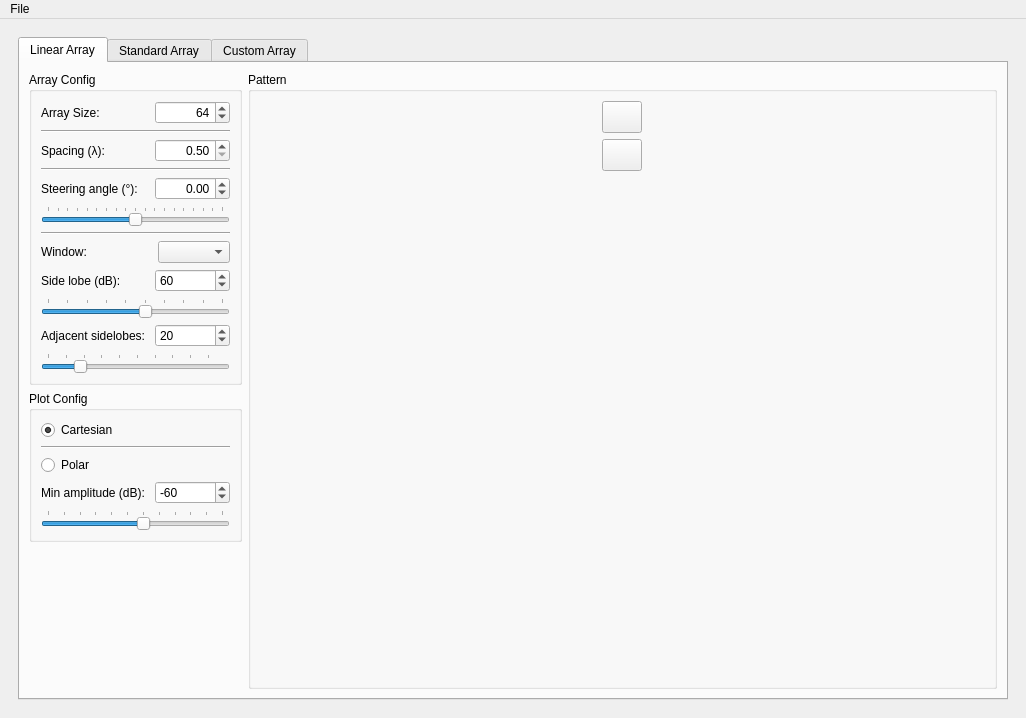
rookiepeng/antenna-array-analysis, file ui_array_analysis.ui: the form before one commit.
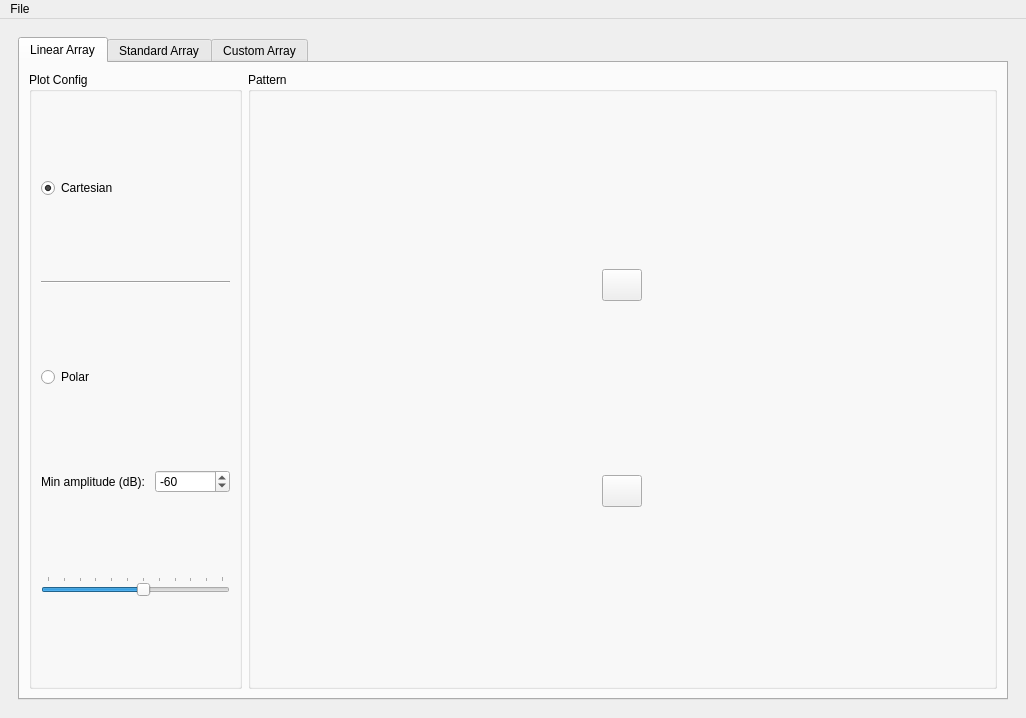
The form after the commit. The open tabs and pages were chosen to show the change. Icons and pictures are not drawn.

```diff
--- a/ui_array_analysis.ui
+++ b/ui_array_analysis.ui
@@ -47,377 +47,6 @@
        <layout class="QHBoxLayout" name="horizontalLayout_9">
         <item>
          <layout class="QVBoxLayout" name="verticalLayout_3">
-          <item>
-           <widget class="QGroupBox" name="groupBox">
-            <property name="enabled">
-             <bool>true</bool>
-            </property>
-            <property name="sizePolicy">
-             <sizepolicy hsizetype="Preferred" vsizetype="Preferred">
-              <horstretch>1</horstretch>
-              <verstretch>0</verstretch>
-             </sizepolicy>
-            </property>
-            <property name="title">
-             <string>Array Config</string>
-            </property>
-            <property name="flat">
-             <bool>false</bool>
-            </property>
-            <layout class="QVBoxLayout" name="verticalLayout">
-             <item>
-              <layout class="QHBoxLayout" name="horizontalLayout_3">
-               <item>
-                <widget class="QLabel" name="label">
-                 <property name="text">
-                  <string>Array Size:</string>
-                 </property>
-                </widget>
-               </item>
-               <item>
-                <spacer name="horizontalSpacer_2">
-                 <property name="orientation">
-                  <enum>Qt::Horizontal</enum>
-                 </property>
-                 <property name="sizeHint" stdset="0">
-                  <size>
-                   <width>0</width>
-                   <height>0</height>
-                  </size>
-                 </property>
-                </spacer>
-               </item>
-               <item>
-                <widget class="QSpinBox" name="spinBox_ArraySize">
-                 <property name="sizePolicy">
-                  <sizepolicy hsizetype="Minimum" vsizetype="Fixed">
-                   <horstretch>0</horstretch>
-                   <verstretch>0</verstretch>
-                  </sizepolicy>
-                 </property>
-                 <property name="minimumSize">
-                  <size>
-                   <width>75</width>
-                   <height>0</height>
-                  </size>
-                 </property>
-                 <property name="alignment">
-                  <set>Qt::AlignRight|Qt::AlignTrailing|Qt::AlignVCenter</set>
-                 </property>
-                 <property name="minimum">
-                  <number>1</number>
-                 </property>
-                 <property name="maximum">
-                  <number>1024</number>
-                 </property>
-                 <property name="value">
-                  <number>64</number>
-                 </property>
-                </widget>
-               </item>
-              </layout>
-             </item>
-             <item>
-              <widget class="Line" name="line">
-               <property name="orientation">
-                <enum>Qt::Horizontal</enum>
-               </property>
-              </widget>
-             </item>
-             <item>
-              <layout class="QHBoxLayout" name="horizontalLayout_4">
-               <item>
-                <widget class="QLabel" name="label_2">
-                 <property name="text">
-                  <string>Spacing (λ):</string>
-                 </property>
-                </widget>
-               </item>
-               <item>
-                <spacer name="horizontalSpacer_3">
-                 <property name="orientation">
-                  <enum>Qt::Horizontal</enum>
-                 </property>
-                 <property name="sizeHint" stdset="0">
-                  <size>
-                   <width>0</width>
-                   <height>0</height>
-                  </size>
-                 </property>
-                </spacer>
-               </item>
-               <item>
-                <widget class="QDoubleSpinBox" name="doubleSpinBox_Spacing">
-                 <property name="minimumSize">
-                  <size>
-                   <width>75</width>
-                   <height>0</height>
-                  </size>
-                 </property>
-                 <property name="alignment">
-                  <set>Qt::AlignRight|Qt::AlignTrailing|Qt::AlignVCenter</set>
-                 </property>
-                 <property name="minimum">
-                  <double>0.500000000000000</double>
-                 </property>
-                 <property name="maximum">
-                  <double>50.000000000000000</double>
-                 </property>
-                 <property name="singleStep">
-                  <double>0.500000000000000</double>
-                 </property>
-                </widget>
-               </item>
-              </layout>
-             </item>
-             <item>
-              <widget class="Line" name="line_2">
-               <property name="orientation">
-                <enum>Qt::Horizontal</enum>
-               </property>
-              </widget>
-             </item>
-             <item>
-              <layout class="QHBoxLayout" name="horizontalLayout">
-               <item>
-                <widget class="QLabel" name="label_3">
-                 <property name="text">
-                  <string>Steering angle (°):</string>
-                 </property>
-                </widget>
-               </item>
-               <item>
-                <spacer name="horizontalSpacer">
-                 <property name="orientation">
-                  <enum>Qt::Horizontal</enum>
-                 </property>
-                 <property name="sizeHint" stdset="0">
-                  <size>
-                   <width>0</width>
-                   <height>0</height>
-                  </size>
-                 </property>
-                </spacer>
-               </item>
-               <item>
-                <widget class="QDoubleSpinBox" name="doubleSpinBox_SteeringAngle">
-                 <property name="minimumSize">
-                  <size>
-                   <width>75</width>
-                   <height>0</height>
-                  </size>
-                 </property>
-                 <property name="alignment">
-                  <set>Qt::AlignRight|Qt::AlignTrailing|Qt::AlignVCenter</set>
-                 </property>
-                 <property name="decimals">
-                  <number>2</number>
-                 </property>
-                 <property name="minimum">
-                  <double>-90.000000000000000</double>
-                 </property>
-                 <property name="maximum">
-                  <double>90.000000000000000</double>
-                 </property>
-                 <property name="singleStep">
-                  <double>1.000000000000000</double>
-                 </property>
-                 <property name="value">
-                  <double>0.000000000000000</double>
-                 </property>
-                </widget>
-               </item>
-              </layout>
-             </item>
-             <item>
-              <widget class="QSlider" name="horizontalSlider_SteeringAngle">
-               <property name="minimum">
-                <number>-900</number>
-               </property>
-               <property name="maximum">
-                <number>900</number>
-               </property>
-               <property name="singleStep">
-                <number>10</number>
-               </property>
-               <property name="orientation">
-                <enum>Qt::Horizontal</enum>
-               </property>
-               <property name="tickPosition">
-                <enum>QSlider::TicksAbove</enum>
-               </property>
-               <property name="tickInterval">
-                <number>100</number>
-               </property>
-              </widget>
-             </item>
-             <item>
-              <widget class="Line" name="line_4">
-               <property name="orientation">
-                <enum>Qt::Horizontal</enum>
-               </property>
-              </widget>
-             </item>
-             <item>
-              <layout class="QHBoxLayout" name="horizontalLayout_6">
-               <item>
-                <widget class="QLabel" name="label_4">
-                 <property name="text">
-                  <string>Window:</string>
-                 </property>
-                </widget>
-               </item>
-               <item>
-                <spacer name="horizontalSpacer_5">
-                 <property name="orientation">
-                  <enum>Qt::Horizontal</enum>
-                 </property>
-                 <property name="sizeHint" stdset="0">
-                  <size>
-                   <width>0</width>
-                   <height>0</height>
-                  </size>
-                 </property>
-                </spacer>
-               </item>
-               <item>
-                <widget class="QComboBox" name="comboBox_Window"/>
-               </item>
-              </layout>
-             </item>
-             <item>
-              <layout class="QHBoxLayout" name="horizontalLayout_7">
-               <item>
-                <widget class="QLabel" name="label_SLL">
-                 <property name="text">
-                  <string>Side lobe (dB):</string>
-                 </property>
-                </widget>
-               </item>
-               <item>
-                <spacer name="horizontalSpacer_6">
-                 <property name="orientation">
-                  <enum>Qt::Horizontal</enum>
-                 </property>
-                 <property name="sizeHint" stdset="0">
-                  <size>
-                   <width>0</width>
-                   <height>0</height>
-                  </size>
-                 </property>
-                </spacer>
-               </item>
-               <item>
-                <widget class="QSpinBox" name="spinBox_SLL">
-                 <property name="minimumSize">
-                  <size>
-                   <width>75</width>
-                   <height>0</height>
-                  </size>
-                 </property>
-                 <property name="sizeIncrement">
-                  <size>
-                   <width>0</width>
-                   <height>0</height>
-                  </size>
-                 </property>
-                 <property name="minimum">
-                  <number>10</number>
-                 </property>
-                 <property name="maximum">
-                  <number>100</number>
-                 </property>
-                 <property name="value">
-                  <number>60</number>
-                 </property>
-                </widget>
-               </item>
-              </layout>
-             </item>
-             <item>
-              <widget class="QSlider" name="horizontalSlider_SLL">
-               <property name="minimum">
-                <number>10</number>
-               </property>
-               <property name="maximum">
-                <number>100</number>
-               </property>
-               <property name="sliderPosition">
-                <number>60</number>
-               </property>
-               <property name="orientation">
-                <enum>Qt::Horizontal</enum>
-               </property>
-               <property name="tickPosition">
-                <enum>QSlider::TicksAbove</enum>
-               </property>
-              </widget>
-             </item>
-             <item>
-              <layout class="QHBoxLayout" name="horizontalLayout_8">
-               <item>
-                <widget class="QLabel" name="label_nbar">
-                 <property name="text">
-                  <string>Adjacent sidelobes:</string>
-                 </property>
-                </widget>
-               </item>
-               <item>
-                <spacer name="horizontalSpacer_7">
-                 <property name="orientation">
-                  <enum>Qt::Horizontal</enum>
-                 </property>
-                 <property name="sizeHint" stdset="0">
-                  <size>
-                   <width>0</width>
-                   <height>0</height>
-                  </size>
-                 </property>
-                </spacer>
-               </item>
-               <item>
-                <widget class="QSpinBox" name="spinBox_nbar">
-                 <property name="minimumSize">
-                  <size>
-                   <width>75</width>
-                   <height>0</height>
-                  </size>
-                 </property>
-                 <property name="minimum">
-                  <number>2</number>
-                 </property>
-                 <property name="maximum">
-                  <number>100</number>
-                 </property>
-                 <property name="value">
-                  <number>20</number>
-                 </property>
-                </widget>
-               </item>
-              </layout>
-             </item>
-             <item>
-              <widget class="QSlider" name="horizontalSlider_nbar">
-               <property name="minimum">
-                <number>2</number>
-               </property>
-               <property name="maximum">
-                <number>100</number>
-               </property>
-               <property name="value">
-                <number>20</number>
-               </property>
-               <property name="orientation">
-                <enum>Qt::Horizontal</enum>
-               </property>
-               <property name="tickPosition">
-                <enum>QSlider::TicksAbove</enum>
-               </property>
-              </widget>
-             </item>
-            </layout>
-           </widget>
-          </item>
           <item>
            <widget class="QGroupBox" name="groupBox_plotConfig">
             <property name="sizePolicy">
@@ -525,19 +154,6 @@
             </layout>
            </widget>
           </item>
-          <item>
-           <spacer name="verticalSpacer">
-            <property name="orientation">
-             <enum>Qt::Vertical</enum>
-            </property>
-            <property name="sizeHint" stdset="0">
-             <size>
-              <width>0</width>
-              <height>0</height>
-             </size>
-            </property>
-           </spacer>
-          </item>
          </layout>
         </item>
         <item>
@@ -609,19 +225,6 @@
                </property>
               </widget>
              </item>
-             <item>
-              <spacer name="verticalSpacer_2">
-               <property name="orientation">
-                <enum>Qt::Vertical</enum>
-               </property>
-               <property name="sizeHint" stdset="0">
-                <size>
-                 <width>0</width>
-                 <height>40</height>
-                </size>
-               </property>
-              </spacer>
-             </item>
             </layout>
            </item>
           </layout>
```
Left out of the diff: 238 changed lines with no effect on the pictures.
